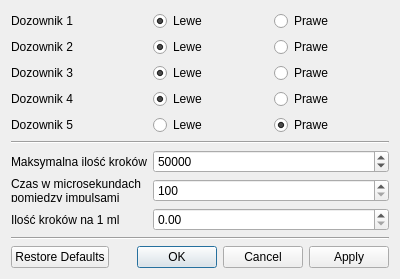
wiacekmarcin/StanowiskoChemiczne, file app/ustawieniadozownika.ui: the form before one commit.
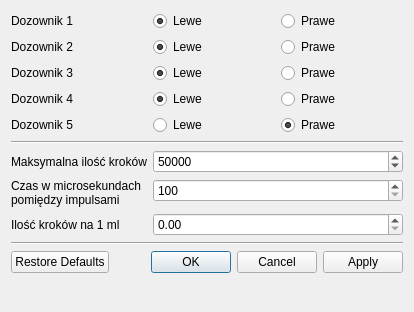
The form after the commit.

What changed in the file:
```diff
--- a/app/ustawieniadozownika.ui
+++ b/app/ustawieniadozownika.ui
@@ -6,8 +6,8 @@
    <rect>
     <x>0</x>
     <y>0</y>
-    <width>400</width>
-    <height>247</height>
+    <width>414</width>
+    <height>312</height>
    </rect>
   </property>
   <property name="windowTitle">
```
